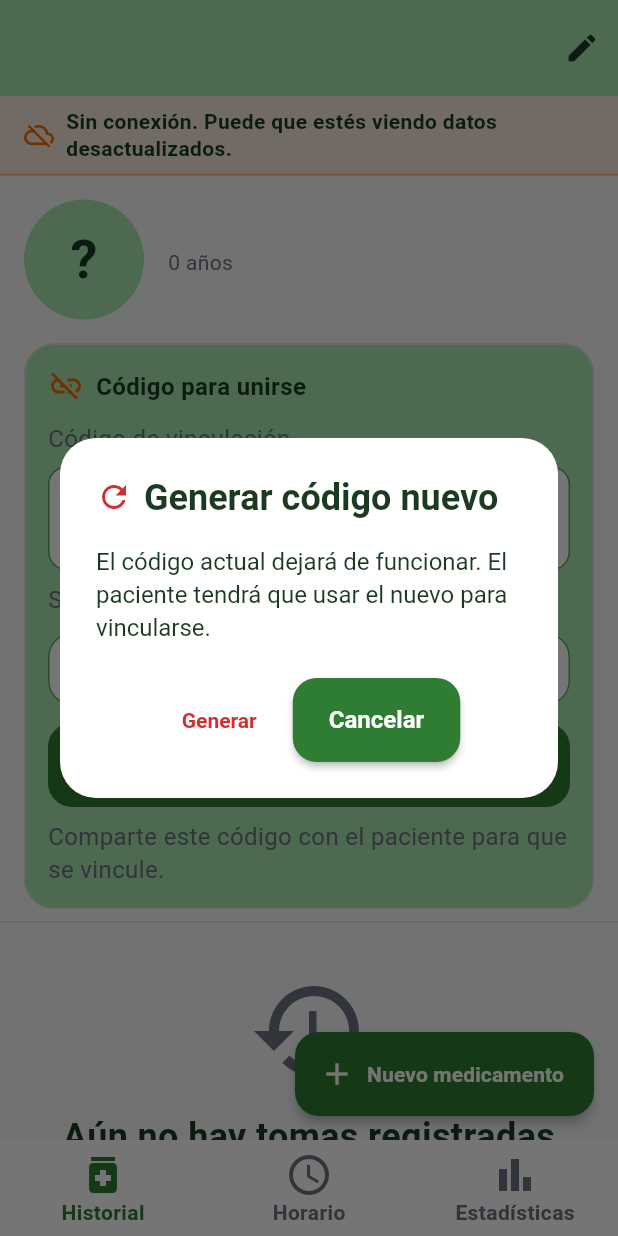
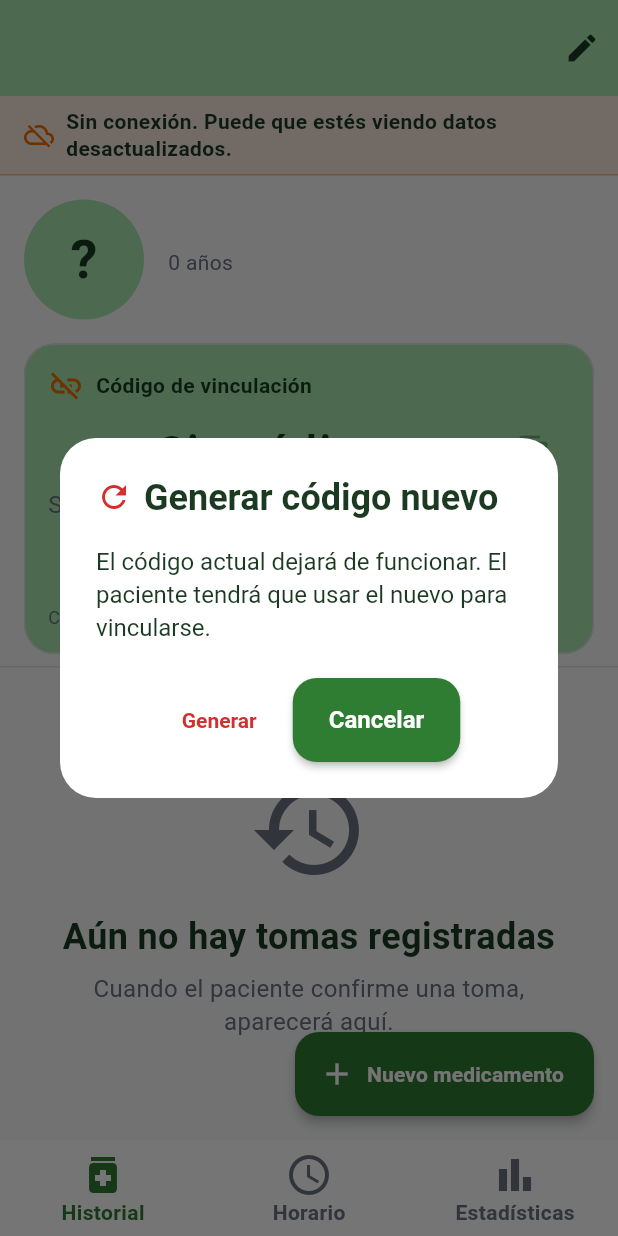
Before and after one commit to Steven00003/mediplan, a Flutter app: the _DetalleBody screen opened directly with empty values, after a tap on "Generar código nuevo", on a phone screen of 412 x 824 dp. Run offline on Flutter 3.47's test engine with Material 3 defaults, Android fonts, the phone set to English and light mode, and no system bars; our stand-ins replace cloud_firestore, firebase_auth, firebase_core, firebase_messaging, flutter_local_notifications, flutter_timezone and 6 more; missing offline and left inert: ambient_light, screen_brightness; accounts and stored records are empty; network calls fail.

Commit message:
Tarjeta de vinculación compacta y padding para el botón flotante

```diff
--- a/lib/screens/doctor/detalle_paciente_screen.dart
+++ b/lib/screens/doctor/detalle_paciente_screen.dart
@@ -24,7 +24,7 @@ import '../../utils/reporte_estado_dispositivo.dart';
 import '../../utils/telefono_emergencia.dart';
 import '../../widgets/avatar_paciente.dart';
 import '../../widgets/banner_sin_conexion.dart';
-import '../../widgets/boton_cargando.dart';
+
 import '../../widgets/dialogo_accion_delicada.dart';
 import '../../widgets/estados.dart';
 import '../../widgets/snackbars.dart';
@@ -156,12 +156,10 @@ class _DetalleBodyState extends State<_DetalleBody> {
               children: [
                 _FichaPaciente(paciente: paciente),
                 const SizedBox(height: AppSpacing.sm),
-                _CardCodigo(paciente: paciente, vinculado: vinculado),
+                CardCodigoVinculacion(paciente: paciente, vinculado: vinculado),
                 if (vinculado) ...[
                   const SizedBox(height: AppSpacing.xs),
                   _CardCelularPaciente(estado: paciente.estadoDispositivo),
-                  const SizedBox(height: AppSpacing.xs),
-                  _BtnDesvincular(paciente: paciente),
                 ],
               ],
             ),
@@ -217,8 +215,17 @@ class _PestanaHorarioState extends State<_PestanaHorario> {
 
   @override
   Widget build(BuildContext context) {
+    // Deja espacio para el botón flotante "Nuevo medicamento" (56 dp) más
+    // 24 dp de separación y el área segura inferior, para que la última tarjeta
+    // no quede tapada al hacer scroll hasta el final.
+    final paddingInferior = 56.0 + 24.0 + MediaQuery.of(context).padding.bottom;
     return ListView(
-      padding: const EdgeInsets.all(AppSpacing.sm),
+      padding: EdgeInsets.fromLTRB(
+        AppSpacing.sm,
+        AppSpacing.sm,
+        AppSpacing.sm,
+        AppSpacing.sm + paddingInferior,
+      ),
       children: [
         _AvisoSinTomas(pacienteId: paciente.id),
         Text(
@@ -832,13 +839,9 @@ class _BtnDesvincular extends StatelessWidget {
 
   @override
   Widget build(BuildContext context) {
-    return OutlinedButton.icon(
+    return TextButton.icon(
       onPressed: () => _confirmar(context),
-      style: OutlinedButton.styleFrom(
-        foregroundColor: AppColors.error,
-        side: BorderSide(color: AppColors.error),
-        minimumSize: const Size.fromHeight(48),
-      ),
+      style: TextButton.styleFrom(foregroundColor: AppColors.error),
       icon: const Icon(Icons.link_off),
       label: const Text('Desvincular dispositivo'),
     );
@@ -989,16 +992,16 @@ class _FichaPaciente extends StatelessWidget {
   }
 }
 
-class _CardCodigo extends StatefulWidget {
+class CardCodigoVinculacion extends StatefulWidget {
   final Paciente paciente;
   final bool vinculado;
-  const _CardCodigo({required this.paciente, required this.vinculado});
-
-  @override
-  State<_CardCodigo> createState() => _CardCodigoState();
-}
-
-class _CardCodigoState extends State<_CardCodigo> {
+  const CardCodigoVinculacion({super.key, required this.paciente, required this.vinculado});
+
+  @override
+  State<CardCodigoVinculacion> createState() => CardCodigoVinculacionState();
+}
+
+class CardCodigoVinculacionState extends State<CardCodigoVinculacion> {
   Stream<DocumentSnapshot<Map<String, dynamic>>>? _vinculo;
   bool _generando = false;
 
@@ -1011,7 +1014,7 @@ class _CardCodigoState extends State<_CardCodigo> {
   }
 
   @override
-  void didUpdateWidget(covariant _CardCodigo oldWidget) {
+  void didUpdateWidget(covariant CardCodigoVinculacion oldWidget) {
     super.didUpdateWidget(oldWidget);
     if (oldWidget.paciente.codigoVinculacion !=
         widget.paciente.codigoVinculacion) {
@@ -1021,12 +1024,20 @@ class _CardCodigoState extends State<_CardCodigo> {
 
   void _escucharVinculo() {
     final codigo = _codigo;
-    _vinculo = codigo.isEmpty
-        ? null
-        : FirebaseFirestore.instance
+    if (codigo.isEmpty) {
+      _vinculo = null;
+      return;
+    }
+    try {
+      _vinculo = FirebaseFirestore.instance
           .collection('vinculos')
           .doc(codigo)
           .snapshots();
+    } catch (_) {
+      // En entornos sin Firebase inicializado (p. ej. pruebas de widget) el
+      // stream no se puede abrir; se muestra "Sin vencimiento" en su lugar.
+      _vinculo = null;
+    }
   }
 
   Future<void> _copiar() async {
@@ -1071,50 +1082,51 @@ class _CardCodigoState extends State<_CardCodigo> {
 
   @override
   Widget build(BuildContext context) {
+    if (widget.vinculado) {
+      // Estado compacto y colapsado por defecto: el código y el vencimiento
+      // dejan de ocupar espacio cuando el dispositivo ya está vinculado.
+      return Card(
+        color: AppColors.primary,
+        child: ExpansionTile(
+          leading: const Icon(Icons.link, color: AppColors.accent),
+          title: const Text(
+            'Dispositivo vinculado',
+            style: TextStyle(fontWeight: FontWeight.bold),
+          ),
+          children: [
+            Padding(
+              padding: const EdgeInsets.fromLTRB(16, 0, 16, 12),
+              child: _BtnDesvincular(paciente: widget.paciente),
+            ),
+          ],
+        ),
+      );
+    }
+
     final codigo = _codigo;
     return Card(
       color: AppColors.primary,
       child: Padding(
-        padding: const EdgeInsets.all(16),
+        padding: const EdgeInsets.all(AppSpacing.sm),
         child: Column(
           crossAxisAlignment: CrossAxisAlignment.start,
           children: [
             Row(
               children: [
-                Icon(
-                  widget.vinculado ? Icons.link : Icons.link_off,
-                  color: widget.vinculado
-                      ? AppColors.accent
-                      : AppColors.warning,
-                ),
+                const Icon(Icons.link_off, color: AppColors.warning),
                 const SizedBox(width: 8),
                 Expanded(
                   child: Text(
-                    widget.vinculado
-                        ? 'Dispositivo vinculado'
-                        : 'Código para unirse',
-                    style: const TextStyle(
-                      fontSize: 16,
-                      fontWeight: FontWeight.bold,
-                    ),
-                  ),
-                ),
-              ],
-            ),
-            const SizedBox(height: 12),
-            const Text(
                     'Código de vinculación',
-              style: TextStyle(color: AppColors.textSecondary),
-            ),
-            const SizedBox(height: 8),
-            Container(
-              width: double.infinity,
-              padding: const EdgeInsets.symmetric(vertical: 14),
-              decoration: BoxDecoration(
-                color: AppColors.surface,
-                borderRadius: BorderRadius.circular(12),
-                border: Border.all(color: AppColors.accent),
-              ),
+                    style: AppType.label.copyWith(color: AppColors.onGreen),
+                  ),
+                ),
+              ],
+            ),
+            const SizedBox(height: AppSpacing.xs),
+            Row(
+              children: [
+                Expanded(
                   child: Text(
                     codigo.isEmpty ? 'Sin código' : codigo,
                     textAlign: TextAlign.center,
@@ -1126,43 +1138,35 @@ class _CardCodigoState extends State<_CardCodigo> {
                     ),
                   ),
                 ),
-            const SizedBox(height: 8),
+                IconButton(
+                  tooltip: 'Copiar código',
+                  onPressed: codigo.isEmpty ? null : _copiar,
+                  icon: const Icon(Icons.copy),
+                  color: AppColors.onGreen,
+                ),
+              ],
+            ),
             _vencimiento(),
-            const SizedBox(height: 12),
-            SizedBox(
-              width: double.infinity,
-              child: OutlinedButton.icon(
-                onPressed: codigo.isEmpty ? null : _copiar,
-                style: OutlinedButton.styleFrom(
+            const SizedBox(height: AppSpacing.xs),
+            TextButton.icon(
+              onPressed: _generando ? null : _generar,
+              icon: const Icon(Icons.refresh, size: AppSizes.iconSmall),
+              label: Text(
+                _generando ? 'Generando...' : 'Generar código nuevo',
+              ),
+              style: TextButton.styleFrom(
                 foregroundColor: AppColors.onGreen,
-                  side: const BorderSide(color: AppColors.accent),
-                  minimumSize: const Size.fromHeight(48),
-                ),
-                icon: const Icon(Icons.copy),
-                label: const Text('Copiar'),
-              ),
-            ),
-            if (widget.vinculado) ...[
-              const SizedBox(height: 12),
+              ),
+            ),
             const Text(
-                'El dispositivo ya está vinculado. Para generar un código '
-                'nuevo, primero desvincula el dispositivo.',
-                style: TextStyle(color: AppColors.textSecondary),
-              ),
-            ] else ...[
-              const SizedBox(height: 12),
-              BotonCargando(
-                cargando: _generando,
-                onPressed: _generar,
-                texto: 'Generar código nuevo',
-                icono: Icons.refresh,
-              ),
-              const SizedBox(height: 8),
-              const Text(
-                'Comparte este código con el paciente para que se vincule.',
-                style: TextStyle(color: AppColors.textSecondary),
-              ),
-            ],
+              'Compártelo con el paciente para que se vincule.',
+              style: TextStyle(
+                color: AppColors.textSecondary,
+                fontSize: 12,
+              ),
+              maxLines: 1,
+              overflow: TextOverflow.ellipsis,
+            ),
           ],
         ),
       ),
--- a/lib/utils/estado_codigo_vinculacion.dart
+++ b/lib/utils/estado_codigo_vinculacion.dart
@@ -21,7 +21,7 @@ String textoVencimientoCodigo(DateTime? expiraEn, DateTime ahora) {
     EstadoCodigoVinculacion.vencido => 'Código vencido',
     EstadoCodigoVinculacion.sinVencimiento => 'Sin vencimiento',
     EstadoCodigoVinculacion.vigente =>
-      'Vence el ${_fecha(expiraEn!)} a las ${_hora(expiraEn)}',
+      'Vence el ${_fecha(expiraEn!)}, ${_hora(expiraEn)}',
   };
 }
 
```
Also changed, not shown: 2 other files. Lines whose indentation alone changed are shown as unchanged.
